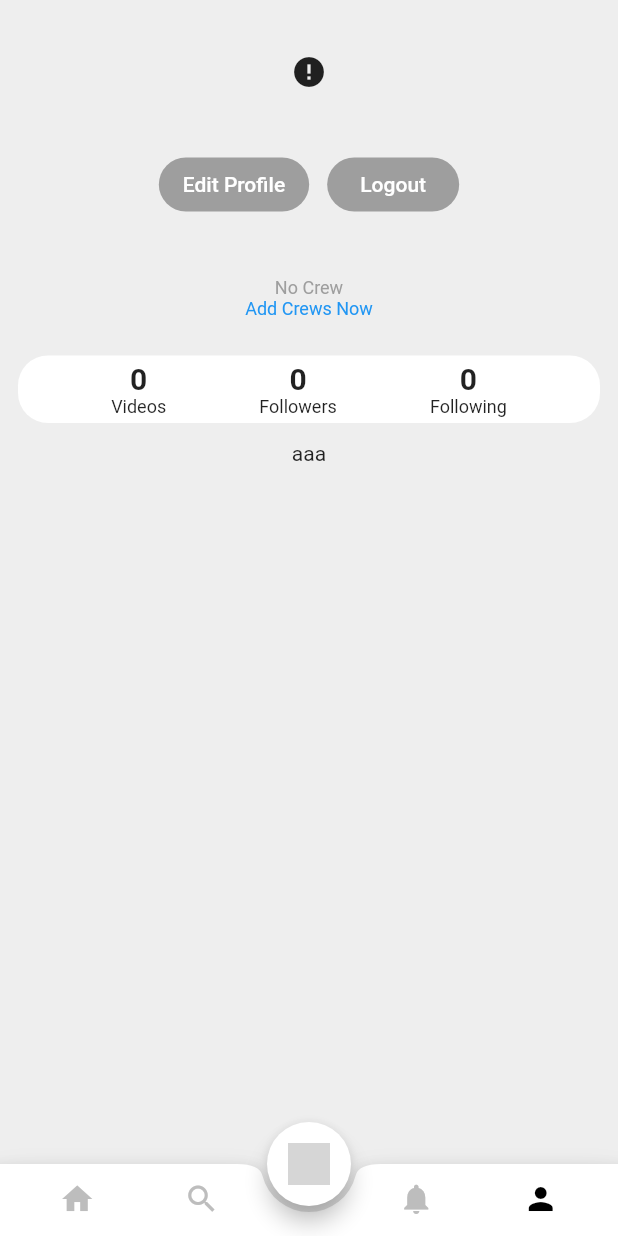
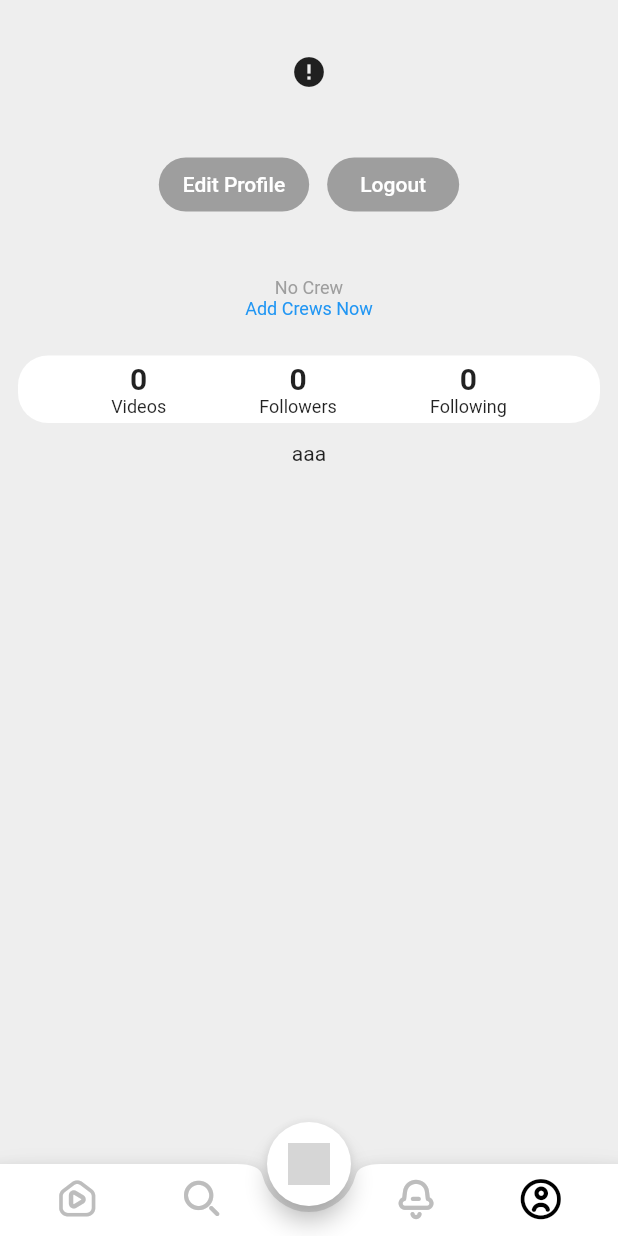
Before and after one commit to chiekkored/movement, a Flutter app: the screen it shows once a user with an empty profile is signed in, item 4 of the bottom bar chosen, on a phone screen of 412 x 824 dp. Run offline on Flutter 3.47's test engine with Material 2 defaults, Android fonts, the phone set to English and light mode, and no system bars; drawn by our look-alikes of cached_network_image; our stand-ins replace chewie, cloud_firestore, connectivity, expandable, firebase_auth, firebase_core and 11 more; missing offline and left inert: animated_icon_button, cached_video_player, flutter_ffmpeg, flutter_video_compress, inview_notifier_list, photo_manager and 1 more; accounts and stored records are empty; generated files the repository leaves out were written again; network calls fail; grey boxes are pictures that could not be loaded.

Commit message:
change icons; feed and follow system start

```diff
--- a/lib/customs/movement_custom_icons.dart
+++ b/lib/customs/movement_custom_icons.dart
@@ -24,4 +24,11 @@ class MovementCustom {
   static const IconData clap = IconData(0xe800, fontFamily: _kFontFam, fontPackage: _kFontPkg);
   static const IconData clap_fill = IconData(0xe801, fontFamily: _kFontFam, fontPackage: _kFontPkg);
   static const IconData verified = IconData(0xe802, fontFamily: _kFontFam, fontPackage: _kFontPkg);
+  static const IconData chat = IconData(0xe807, fontFamily: _kFontFam, fontPackage: _kFontPkg);
+  static const IconData comments = IconData(0xe808, fontFamily: _kFontFam, fontPackage: _kFontPkg);
+  static const IconData notification = IconData(0xe80a, fontFamily: _kFontFam, fontPackage: _kFontPkg);
+  static const IconData search = IconData(0xe80b, fontFamily: _kFontFam, fontPackage: _kFontPkg);
+  static const IconData video_comment = IconData(0xe80d, fontFamily: _kFontFam, fontPackage: _kFontPkg);
+  static const IconData home = IconData(0xe80e, fontFamily: _kFontFam, fontPackage: _kFontPkg);
+  static const IconData user = IconData(0xe810, fontFamily: _kFontFam, fontPackage: _kFontPkg);
 }
--- a/lib/pages/landingpage.dart
+++ b/lib/pages/landingpage.dart
@@ -11,6 +11,7 @@ import 'package:flutter_mobx/flutter_mobx.dart';
 import 'package:google_fonts/google_fonts.dart';
 import 'package:inview_notifier_list/inview_notifier_list.dart';
 import 'package:mobx/mobx.dart';
+import 'package:movement/customs/movement_custom_icons.dart';
 import 'package:movement/models/addpost/addpost_model.dart';
 import 'package:movement/models/connection/connection_model.dart';
 import 'package:movement/models/home/home_model.dart';
@@ -31,6 +32,7 @@ class LandingPage extends StatefulWidget {
 
 class _LandingPageState extends State<LandingPage>
     with TickerProviderStateMixin {
+  final UserModel _userModel = UserModel();
   final ConnectionModel _connectionModel = ConnectionModel();
   // List of bottom navigation pages
   List<Widget> _pages = [
@@ -99,7 +101,8 @@ class _LandingPageState extends State<LandingPage>
             .add({
           'uid': user.uid,
           'display_name': user.displayName,
-          'dp_url': user.photoURL,
+          'is_verified': user.displayName,
+          'dp_url': _userModel.getIsVerified(),
           'video_url': vid_url,
           'description': context.read<AddPostModel>().uploadDescription,
           'aspect_ratio': context.read<AddPostModel>().uploadAspectRatio,
@@ -217,23 +220,29 @@ class _LandingPageState extends State<LandingPage>
                 indicatorColor: Colors.transparent,
                 tabs: [
                   Tab(
-                    icon: Icon(Icons.home),
+                    icon: Icon(MovementCustom.home),
                   ),
                   Container(
                     padding: EdgeInsets.only(right: 40.0),
                     child: Tab(
-                      icon: Icon(Icons.search),
+                      icon: Icon(MovementCustom.search),
                     ),
                   ),
                   Container(
                     padding: EdgeInsets.only(left: 40.0),
                     child: Tab(
                       iconMargin: EdgeInsets.only(left: 20.0),
-                      icon: Icon(Icons.notifications),
+                      icon: Icon(
+                        MovementCustom.notification,
+                        size: 28.0,
+                      ),
                     ),
                   ),
                   Tab(
-                    icon: Icon(Icons.person),
+                    icon: Icon(
+                      MovementCustom.user,
+                      size: 28.0,
+                    ),
                   ),
                 ],
                 unselectedLabelColor: Colors.grey[400],
--- a/lib/pages/tabs/home/views/header_widget.dart
+++ b/lib/pages/tabs/home/views/header_widget.dart
@@ -1,5 +1,6 @@
 import 'package:flutter/material.dart';
 import 'package:google_fonts/google_fonts.dart';
+import 'package:movement/customs/movement_custom_icons.dart';
 
 class TitleView extends StatelessWidget {
   @override
@@ -24,7 +25,7 @@ class TitleView extends StatelessWidget {
               splashColor: Colors.transparent,
               highlightColor: Colors.transparent,
               onPressed: () {},
-              child: Center(child: Icon(Icons.chat)),
+              child: Center(child: Icon(MovementCustom.chat)),
             ),
           )
         ],
```
Also changed, not shown: lib/models/home/home_model.dart (+35 -6 lines), lib/pages/tabs/home/views/buttonFeed_widget.dart (+6 -6 lines), lib/pages/tabs/home/views/profileFeed_widget.dart (+10 -2 lines), assets/fonts/MovementCustom.ttf, lib/models/home/home_model.g.dart.
